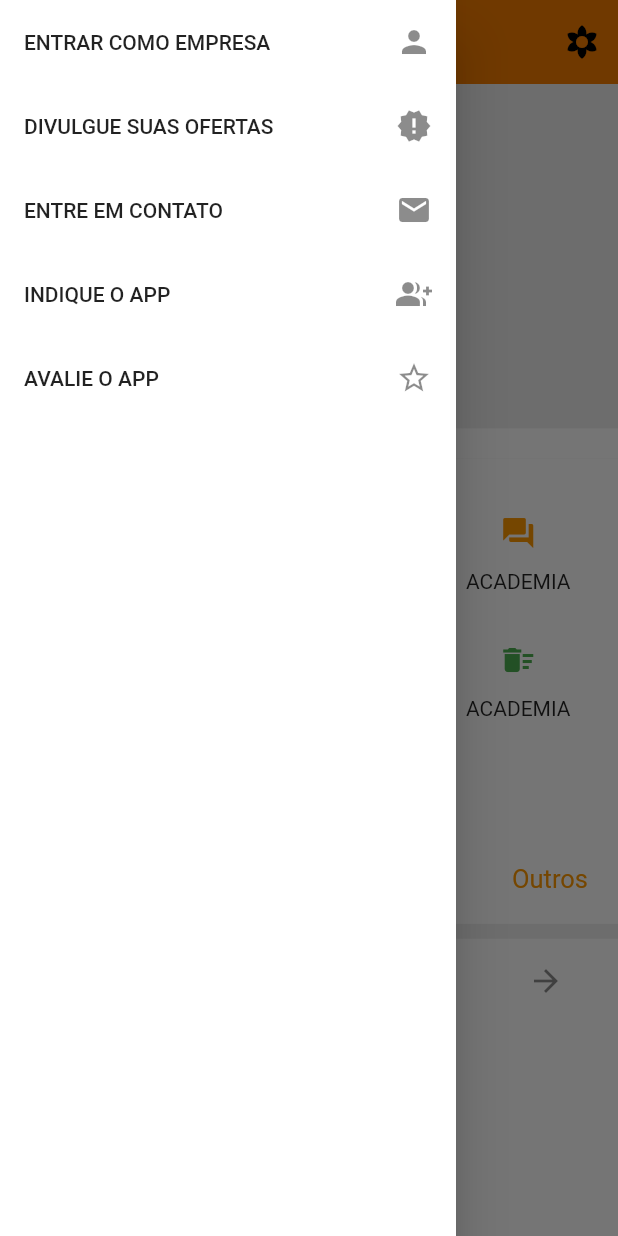
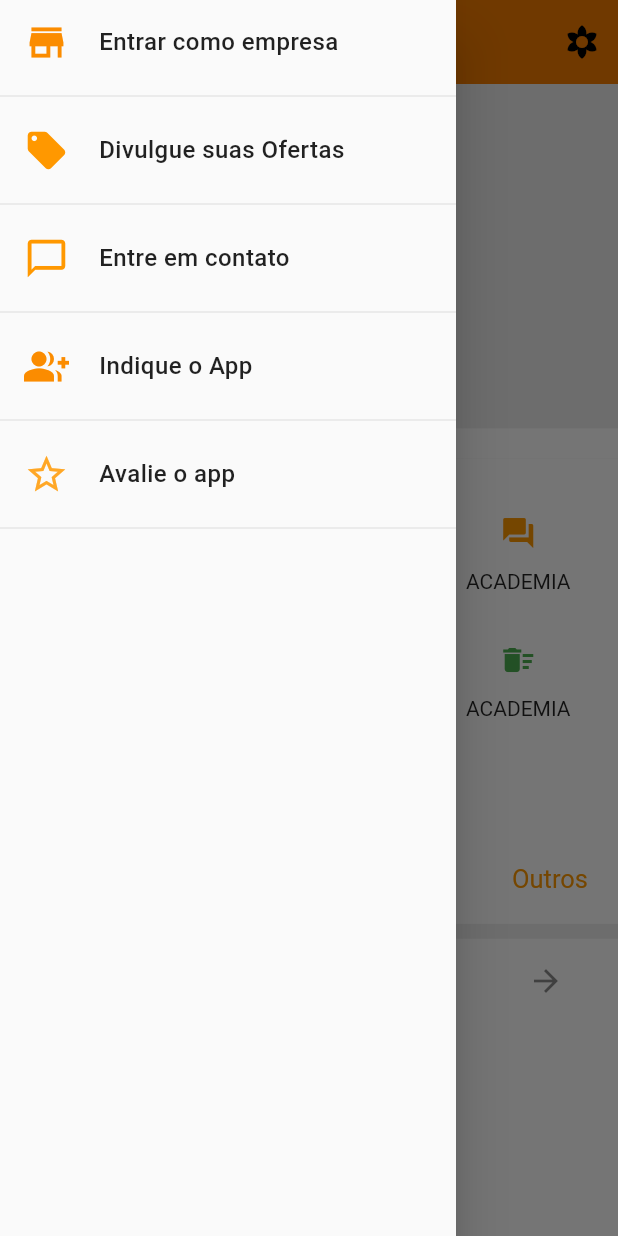
Before and after one commit to matheusplannerer/ofertas, a Flutter app: the screen it shows after launch, with the side drawer open, on a phone screen of 412 x 824 dp. Run offline on Flutter 3.47's test engine with Material 2 defaults, Android fonts, the phone set to English and light mode, and no system bars; drawn by our look-alikes of carousel_pro; our stand-ins replace auto_size_text, cloud_firestore, datetime_picker_formfield, dio, firebase_auth, firebase_storage and 4 more; missing offline and left inert: flutter_webview_plugin, load; accounts and stored records are empty; Roboto replaces fonts that are missing (Domine-Bold, Pacifico).

Commit message:
Drawer
Mudaças no visual do drawer

```diff
--- a/lib/paginas/feed/dashboard.dart
+++ b/lib/paginas/feed/dashboard.dart
@@ -85,30 +85,60 @@ class _DashboardState extends State<Dashboard> {
         ],
       ),
       drawer: Drawer(
-        child: Container(
-          color: Colors.white,
-          child: ListView(
-            children: <Widget>[
+        child: ListView(
+          children: <Widget> [
               if (global.fbUser == null)
                 ListTile(
-                  title: Text('ENTRAR COMO EMPRESA'),
-                  trailing: Icon(Icons.person),
+                  title:Row( children:<Widget>[
+                  Icon(Icons.store, color: Colors.orange.shade600,size: 30),
+                  Padding(
+          padding: EdgeInsets.only(left: 20.0),
+          child: Text('Entrar como empresa',
+          style: TextStyle(
+              fontFamily: "Domine-Bold",
+              fontSize: 16,
+              color: Colors.black87,
+              letterSpacing: .3),),
+        ),
+                  ],),
                   onTap: () {
                     Navigator.push(context,
                         MaterialPageRoute(builder: (context) => Entrar()));
                   },
                 ),
+                Divider(),
               ListTile(
-                title: Text('DIVULGUE SUAS OFERTAS'),
-                trailing: Icon(Icons.new_releases),
+                   title:Row( children:<Widget>[
+                  Icon(Icons.local_offer,color: Colors.orange.shade500,size: 30),
+                  Padding(
+          padding: EdgeInsets.only(left: 20.0),
+          child: Text('Divulgue suas Ofertas',
+          style: TextStyle(
+              fontFamily: "Domine-Bold",
+              fontSize: 16,
+              color: Colors.black87,
+              letterSpacing: .3),),
+        ),
+                  ],),
                 onTap: () {
                   Navigator.push(context,
                       MaterialPageRoute(builder: (context) => CadastroPage()));
                 },
               ),
+              Divider(),
               ListTile(
-                trailing: Icon(Icons.email),
-                title: Text("ENTRE EM CONTATO"),
+                 title:Row( children:<Widget>[
+                  Icon(Icons.chat_bubble_outline, color: Colors.orange.shade500,size: 30),
+                  Padding(
+          padding: EdgeInsets.only(left: 20.0),
+          child: Text('Entre em contato',
+          style: TextStyle(
+              fontFamily: "Domine-Bold",
+              fontSize: 16,
+              color: Colors.black87,
+              letterSpacing: .3),),
+        ),
+                  ],),
                 onTap: () {
                   Navigator.push(
                       context,
@@ -116,22 +146,50 @@ class _DashboardState extends State<Dashboard> {
                           builder: (context) => EntreEmContato()));
                 },
               ),
+              Divider(),
               ListTile(
-                trailing: Icon(Icons.group_add),
-                title: Text("INDIQUE O APP"),
+                 title:Row( children:<Widget>[
+                  Icon(Icons.group_add, color: Colors.orange.shade600,size: 30,),
+                  Padding(
+          padding: EdgeInsets.only(left: 20.0),
+          child: Text('Indique o App',
+          style: TextStyle(
+              fontFamily: "Domine-Bold",
+              fontSize: 16,
+              color: Colors.black87,
+              letterSpacing: .3),),
+        ),
+                  ],),
                 // onTap: () {
                 //   Navigator.push(context,
                 //       MaterialPageRoute(builder: (context) => Carteira()));
                 // },
               ),
+              Divider(),
               ListTile(
-                trailing: Icon(Icons.star_border),
-                title: Text('AVALIE O APP'),
+                                 title:Row( children:<Widget>[
+                  Icon(Icons.star_border, color: Colors.orange.shade400,size: 30),
+                  Padding(
+          padding: EdgeInsets.only(left: 20.0),
+          child: Text('Avalie o app',
+          style: TextStyle(
+              fontFamily: "Domine-Bold",
+              fontSize: 16,
+              color: Colors.black87,
+              letterSpacing: .3),),
+        ),
+                  ],),
               ),
+              Divider(),
               if (global.fbUser != null)
                 ListTile(
-                  trailing: Icon(Icons.report_problem),
-                  title: Text('SAIR'),
+                  trailing: Icon(Icons.arrow_back, color: Colors.orange.shade400),
+                  title: Text('SAIR',
+                  style: TextStyle(
+              fontFamily: "Domine-Bold",
+              fontSize: 16,
+              color: Colors.black87,
+              letterSpacing: .3),),
                   onTap: () async {
                     Navigator.of(context).pop();
                     showLoadingDialog();
@@ -145,7 +203,6 @@ class _DashboardState extends State<Dashboard> {
                   },
                 ),
             ],
-          ),
         ),
       ),
       body: global.fbUser != null
```
